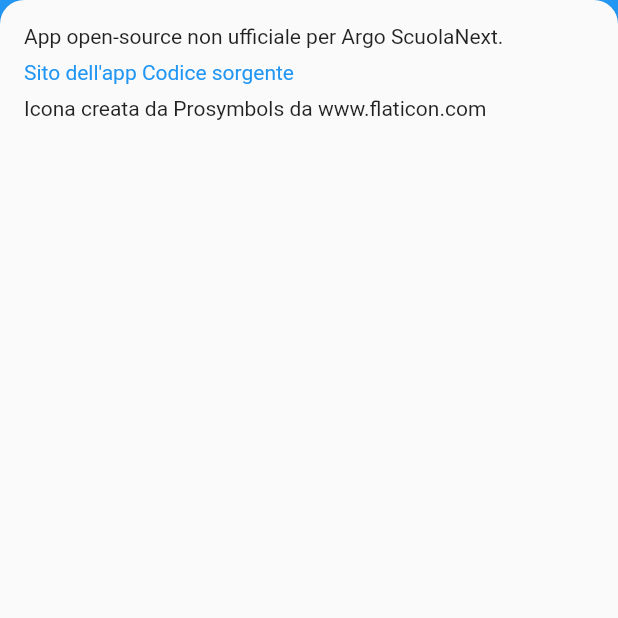
After one commit to peppelg/argo_scuolanext_famiglia_unofficial_app, a Flutter app: the InfoRoute screen opened by its route, on a phone screen of 412 x 824 dp, the top half of it. The commit adds this screen. Run offline on Flutter 3.47's test engine with Material 2 defaults, Android fonts, the phone set to English and light mode, and no system bars; drawn by our look-alikes of backdrop; our stand-ins replace dio, flutter_datetime_picker, flutter_markdown, fluttertoast, hive; accounts and stored records are empty.

Commit message:
fix + info

```diff
--- a/lib/backdropWidgets.dart
+++ b/lib/backdropWidgets.dart
@@ -39,6 +39,12 @@ getBackdrop(context) {
         Navigator.of(context).pushReplacementNamed('/oggi');
       },
       child: Text('Cosa è successo oggi', style: TextStyle(color: Colors.white)),
+    ),
+    FlatButton(
+      onPressed: () {
+        Navigator.of(context).pushReplacementNamed('/info');
+      },
+      child: Text('Informazioni', style: TextStyle(color: Colors.white)),
     )
   ])));
 }
--- /dev/null
+++ b/lib/info.dart
@@ -0,0 +1,19 @@
+import 'package:flutter/material.dart';
+import 'package:backdrop/backdrop.dart';
+import 'package:flutter_markdown/flutter_markdown.dart';
+import 'package:url_launcher/url_launcher.dart';
+import 'backdropWidgets.dart';
+
+class InfoRoute extends StatelessWidget {
+  @override
+  Widget build(BuildContext context) {
+    return BackdropScaffold(
+        title: Text('Informazioni'),
+        backLayer: getBackdrop(context),
+        frontLayer: Markdown(
+            data: "App open-source non ufficiale per Argo ScuolaNext.\n\n[Sito dell'app](https://peppelg.space/argo_famiglia)\n[Codice sorgente](https://github.com/peppelg/argo_scuolanext_famiglia_unofficial_app)\n\nIcona creata da Prosymbols da www.flaticon.com",
+            onTapLink: (href) {
+              launch(href);
+            }));
+  }
+}
--- a/lib/main.dart
+++ b/lib/main.dart
@@ -7,6 +7,7 @@ import 'compiti.dart';
 import 'lezioni.dart';
 import 'note.dart';
 import 'oggi.dart';
+import 'info.dart';
 
 /*void main() {
   runApp(MyApp());
@@ -64,6 +65,7 @@ class MyApp extends StatelessWidget {
         '/compiti': (BuildContext context) => new CompitiRoute(),
         '/lezioni': (BuildContext context) => new LezioniRoute(),
         '/oggi': (BuildContext context) => new OggiRoute(),
+        '/info': (BuildContext context) => new InfoRoute()
       },
     );
   }
--- a/lib/oggi.dart
+++ b/lib/oggi.dart
@@ -1,6 +1,7 @@
 import 'package:flutter/material.dart';
 import 'package:backdrop/backdrop.dart';
 import 'package:flutter_datetime_picker/flutter_datetime_picker.dart';
+import 'package:intl/intl.dart';
 import 'backdropWidgets.dart';
 import 'api.dart';
 
@@ -47,7 +48,7 @@ class _OggiRouteState extends State<OggiRoute> {
                   giorno = formatDate(date.toString());
                   WidgetsBinding.instance.addPostFrameCallback(
                       (_) => _refreshIndicatorKey.currentState.show());
-                }, currentTime: DateTime.now(), locale: LocaleType.it);
+                }, currentTime: DateFormat('dd/MM/y').parse(giorno), locale: LocaleType.it);
               })
         ],
         frontLayer: RefreshIndicator(
```
Also changed, not shown: lib/api.dart (+6 -2 lines), pubspec.yaml (+7 -0 lines), assets/icon/icon.png (added), pubspec.lock, 6 other files.
